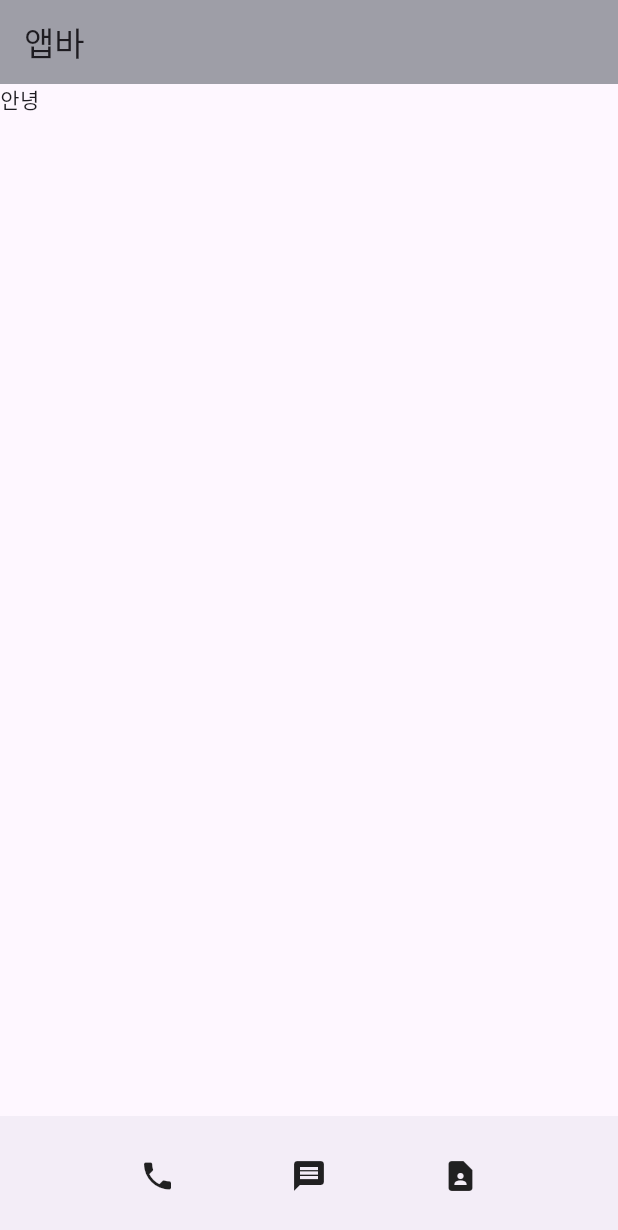
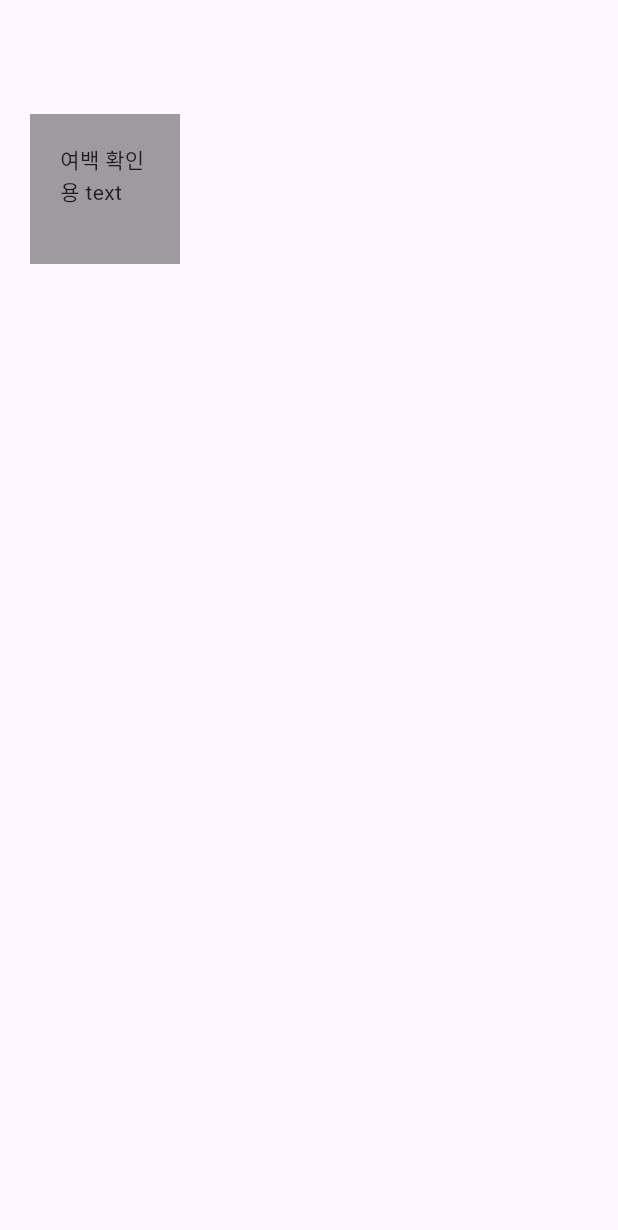
Before and after one commit to tessakang/flutter_202508, a Flutter app: the screen it shows after launch, on a phone screen of 412 x 824 dp. Shown: the top 1230 px of the screen. Run offline on Flutter 3.47's test engine with Material 3 defaults, Android fonts, the phone set to English and light mode, and no system bars.

Commit message:
강의03 : padding, margin 적용(.all)

```diff
--- a/lib/main.dart
+++ b/lib/main.dart
@@ -12,20 +12,14 @@ class MyApp extends StatelessWidget {
 
     return MaterialApp(
       home: Scaffold(
-        appBar: AppBar(
-          title: Text('앱바'),
-          backgroundColor: Color.fromARGB(100, 10, 20, 30),
-        ),
-        body: Text('안녕'),
-        bottomNavigationBar: BottomAppBar(
-          child: Row(
-            mainAxisAlignment: MainAxisAlignment.spaceEvenly,
-            children: [
-              Icon(Icons.phone),
-              Icon(Icons.message),
-              Icon(Icons.contact_page)
-            ],
-          ),
+        appBar: AppBar(),
+        body: Container(
+          width: 100,
+          height: 100,
+          color: Color.fromARGB(100, 10, 10, 10),
+          margin: EdgeInsets.all(20), // 외부 여백
+          padding: EdgeInsets.all(20), // 내부 여백
+          child: Text('여백 확인용 text'),
         ),
       )
     );
```
